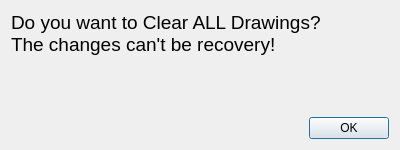
The window that core/warning/reset_workbook.ui (KmolYuan/Pyslvs-UI) describes before a commit, drawn with Qt 5.
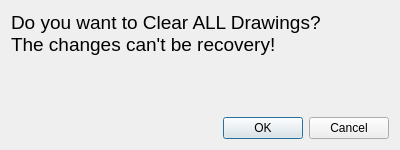
The same window after the commit. Icons and pictures are not drawn.

Patch:
```diff
--- a/core/warning/reset_workbook.ui
+++ b/core/warning/reset_workbook.ui
@@ -62,9 +62,9 @@
       </spacer>
      </item>
      <item>
-      <widget class="QPushButton" name="OK">
-       <property name="text">
-        <string>OK</string>
+      <widget class="QDialogButtonBox" name="buttonBox">
+       <property name="standardButtons">
+        <set>QDialogButtonBox::Cancel|QDialogButtonBox::Ok</set>
        </property>
       </widget>
      </item>
```
Left out of the diff: 8 changed lines with no effect on the pictures.
